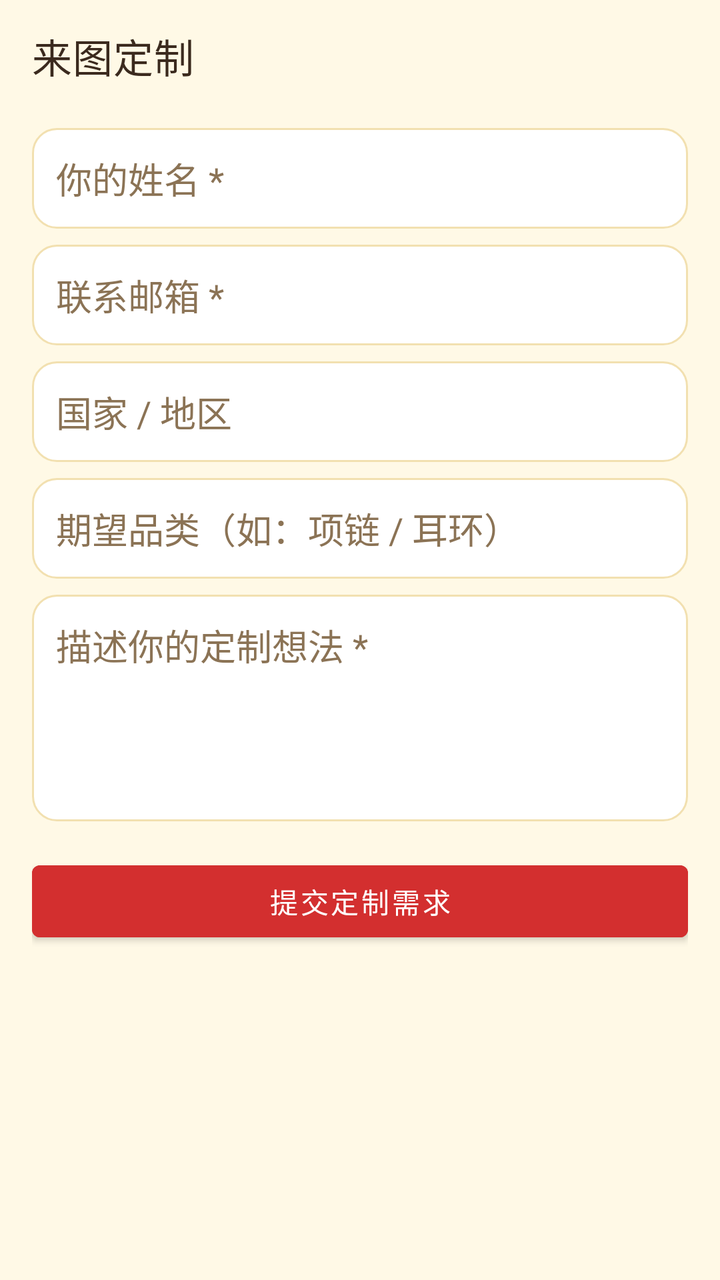
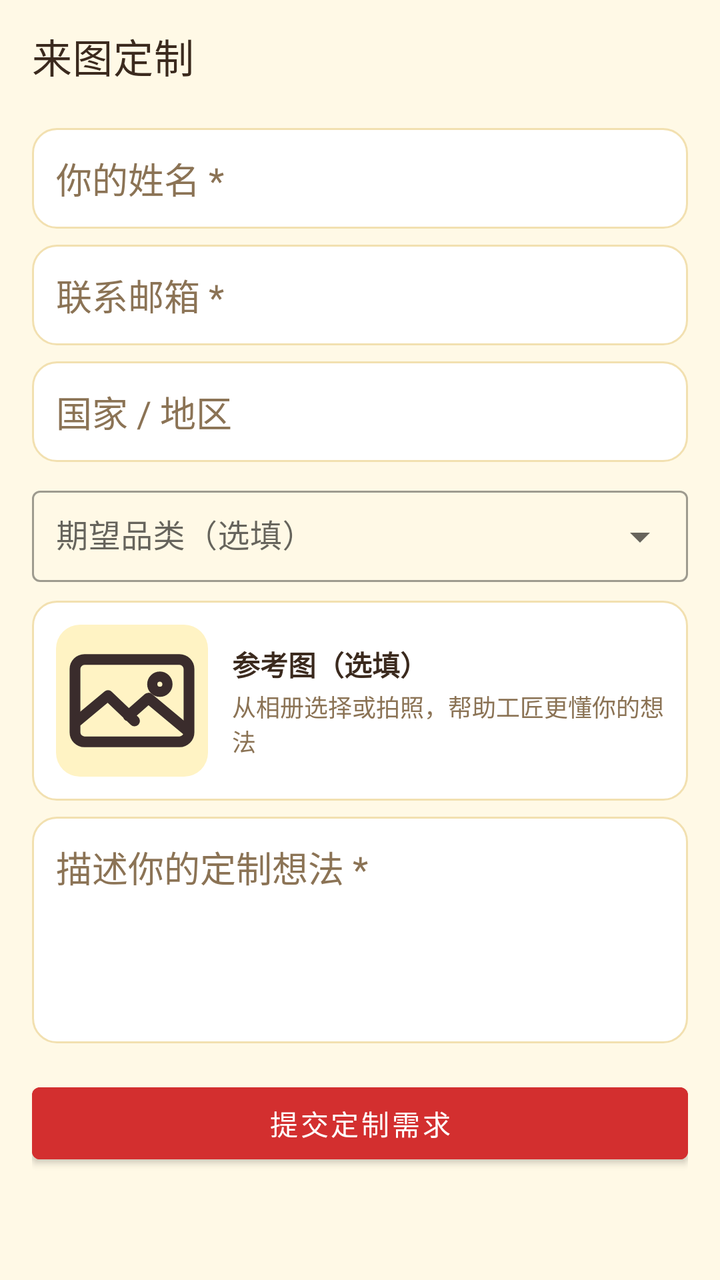

Before-and-after screenshots of an Android layout around one commit, followed by the original layout XML and the change that was made.
<!-- AndroidManifest.xml: application theme Theme.ShineApp -->
<!-- res/layout/activity_custom_idea.xml -->
<?xml version="1.0" encoding="utf-8"?>
<LinearLayout xmlns:android="http://schemas.android.com/apk/res/android"
    xmlns:app="http://schemas.android.com/apk/res-auto"
    android:layout_width="match_parent" android:layout_height="match_parent"
    android:orientation="vertical" android:background="@color/shine_bg">

    <com.google.android.material.appbar.MaterialToolbar
        android:id="@+id/top_app_bar" android:layout_width="match_parent" android:layout_height="?attr/actionBarSize"
        android:background="@color/shine_bg" android:elevation="0dp"
        app:title="来图定制" app:titleTextColor="@color/shine_text" app:navigationIconTint="@color/shine_text"/>

    <ScrollView android:layout_width="match_parent" android:layout_height="0dp" android:layout_weight="1"
        android:fillViewport="true">
        <LinearLayout android:layout_width="match_parent" android:layout_height="wrap_content"
            android:orientation="vertical" android:paddingStart="16dp" android:paddingEnd="16dp"
            android:paddingTop="8dp" android:paddingBottom="24dp">

            <EditText android:id="@+id/et_name" android:layout_width="match_parent"
                android:layout_height="wrap_content" android:hint="你的姓名 *"
                android:inputType="textPersonName" android:background="@drawable/bg_input"
                android:padding="12dp" android:textColor="@color/shine_text" android:textColorHint="@color/shine_sub"/>

            <EditText android:id="@+id/et_email" android:layout_width="match_parent"
                android:layout_height="wrap_content" android:layout_marginTop="8dp" android:hint="联系邮箱 *"
                android:inputType="textEmailAddress" android:background="@drawable/bg_input"
                android:padding="12dp" android:textColor="@color/shine_text" android:textColorHint="@color/shine_sub"/>

            <EditText android:id="@+id/et_country" android:layout_width="match_parent"
                android:layout_height="wrap_content" android:layout_marginTop="8dp" android:hint="国家 / 地区"
                android:inputType="text" android:background="@drawable/bg_input"
                android:padding="12dp" android:textColor="@color/shine_text" android:textColorHint="@color/shine_sub"/>

            <EditText android:id="@+id/et_category" android:layout_width="match_parent"
                android:layout_height="wrap_content" android:layout_marginTop="8dp" android:hint="期望品类（如：项链 / 耳环）"
                android:inputType="text" android:background="@drawable/bg_input"
                android:padding="12dp" android:textColor="@color/shine_text" android:textColorHint="@color/shine_sub"/>

            <EditText android:id="@+id/et_desc" android:layout_width="match_parent"
                android:layout_height="wrap_content" android:layout_marginTop="8dp" android:hint="描述你的定制想法 *"
                android:inputType="textMultiLine" android:minLines="4" android:gravity="top"
                android:background="@drawable/bg_input"
                android:padding="12dp" android:textColor="@color/shine_text" android:textColorHint="@color/shine_sub"/>

            <Button android:id="@+id/btn_submit" android:layout_width="match_parent"
                android:layout_height="wrap_content" android:layout_marginTop="16dp"
                android:text="提交定制需求" android:textColor="@color/shine_on_red" android:backgroundTint="@color/shine_pink"/>
        </LinearLayout>
    </ScrollView>

    <ProgressBar android:id="@+id/pb" android:layout_width="28dp" android:layout_height="28dp"
        android:layout_gravity="center" android:indeterminateTint="@color/shine_pink" android:visibility="gone"/>
</LinearLayout>
<!-- resources referenced by this layout -->
<resources>
  <color name="shine_bg">#FFFFF9E6</color>
  <color name="shine_on_red">#FFFFFFFF</color>
  <color name="shine_pink">#FFD32F2F</color>
  <color name="shine_sub">#FF8B7355</color>
  <color name="shine_text">#FF3B2A1E</color>
  <!-- drawable bg_input (drawable) -->
  <?xml version="1.0" encoding="utf-8"?>
  <shape xmlns:android="http://schemas.android.com/apk/res/android" android:shape="rectangle">
      <solid android:color="@color/shine_surface"/>
      <corners android:radius="12dp"/>
      <stroke android:width="1dp" android:color="@color/shine_yellow_line"/>
  </shape>
  <style name="Theme.ShineApp" parent="Theme.MaterialComponents.DayNight.NoActionBar">
          <item name="colorPrimary">@color/shine_pink</item>
          <item name="colorPrimaryVariant">@color/shine_pink_dark</item>
          <item name="colorOnPrimary">@color/shine_on_red</item>
          <item name="colorSecondary">@color/shine_mint</item>
          <item name="colorSecondaryVariant">@color/shine_mint_dark</item>
          <item name="colorSurface">@color/shine_surface</item>
          <item name="android:colorBackground">@color/shine_bg</item>
          <item name="android:textColorPrimary">@color/shine_text</item>
          <item name="android:textColorSecondary">@color/shine_sub</item>
          
          <item name="android:statusBarColor">@color/shine_bg</item>
          <item name="android:navigationBarColor">@color/shine_surface</item>
          <item name="android:windowLightStatusBar">true</item>
          <item name="android:windowLightNavigationBar" tools:targetApi="27">true</item>
          <item name="android:windowBackground">@color/shine_bg</item>
      </style>
  <color name="shine_surface">#FFFFFFFF</color>
  <color name="shine_yellow_line">#FFF2E0B0</color>
  <color name="shine_pink_dark">#FFB71C1C</color>
  <color name="shine_mint">#FFFFD54F</color>
  <color name="shine_mint_dark">#FFB26A00</color>
</resources>

<!-- the commit's change to res/layout/activity_custom_idea.xml (unified diff, before → after) -->
@@ -30,10 +30,37 @@
                 android:inputType="text" android:background="@drawable/bg_input"
                 android:padding="12dp" android:textColor="@color/shine_text" android:textColorHint="@color/shine_sub"/>
 
-            <EditText android:id="@+id/et_category" android:layout_width="match_parent"
-                android:layout_height="wrap_content" android:layout_marginTop="8dp" android:hint="期望品类（如：项链 / 耳环）"
-                android:inputType="text" android:background="@drawable/bg_input"
-                android:padding="12dp" android:textColor="@color/shine_text" android:textColorHint="@color/shine_sub"/>
+            <com.google.android.material.textfield.TextInputLayout
+                style="@style/Widget.MaterialComponents.TextInputLayout.OutlinedBox.ExposedDropdownMenu"
+                android:id="@+id/til_category" android:layout_width="match_parent" android:layout_height="wrap_content"
+                android:layout_marginTop="8dp" android:hint="期望品类（选填）">
+                <AutoCompleteTextView android:id="@+id/act_category"
+                    android:layout_width="match_parent" android:layout_height="wrap_content"
+                    android:inputType="none" android:padding="12dp"
+                    android:textColor="@color/shine_text" android:textColorHint="@color/shine_sub"/>
+            </com.google.android.material.textfield.TextInputLayout>
+
+            
+            <LinearLayout android:id="@+id/layout_photo" android:layout_width="match_parent" android:layout_height="wrap_content"
+                android:layout_marginTop="8dp" android:orientation="horizontal" android:background="@drawable/bg_input"
+                android:padding="12dp" android:gravity="center_vertical"
+                android:clickable="true" android:focusable="true" android:foreground="?attr/selectableItemBackground">
+                <ImageView android:id="@+id/img_preview" android:layout_width="76dp" android:layout_height="76dp"
+                    android:scaleType="centerCrop" android:background="@drawable/bg_image_frame"
+                    android:src="@drawable/ic_image" android:contentDescription="参考图预览"/>
+                <LinearLayout android:layout_width="0dp" android:layout_height="wrap_content" android:layout_weight="1"
+                    android:orientation="vertical" android:layout_marginStart="12dp">
+                    <TextView android:layout_width="wrap_content" android:layout_height="wrap_content"
+                        android:text="参考图（选填）" android:textColor="@color/shine_text" android:textStyle="bold"/>
+                    <TextView android:id="@+id/tv_photo_state" android:layout_width="wrap_content" android:layout_height="wrap_content"
+                        android:layout_marginTop="2dp" android:text="从相册选择或拍照，帮助工匠更懂你的想法"
+                        android:textColor="@color/shine_sub" android:textSize="12sp"/>
+                </LinearLayout>
+                <ImageButton android:id="@+id/btn_remove_photo" android:layout_width="30dp" android:layout_height="30dp"
+                    android:visibility="gone" android:src="@drawable/ic_remove"
+                    android:background="?attr/selectableItemBackgroundBorderless"
+                    android:contentDescription="移除参考图" app:tint="@color/shine_sub"/>
+            </LinearLayout>
 
             <EditText android:id="@+id/et_desc" android:layout_width="match_parent"
                 android:layout_height="wrap_content" android:layout_marginTop="8dp" android:hint="描述你的定制想法 *"
<!-- resource entries referenced after the edit -->
@@ -5,6 +5,12 @@
   <color name="shine_pink">#FFD32F2F</color>
   <color name="shine_sub">#FF8B7355</color>
   <color name="shine_text">#FF3B2A1E</color>
+  <!-- drawable bg_image_frame (drawable) -->
+  <?xml version="1.0" encoding="utf-8"?>
+  <shape xmlns:android="http://schemas.android.com/apk/res/android" android:shape="rectangle">
+      <solid android:color="@color/shine_yellow_soft"/>
+      <corners android:radius="12dp"/>
+  </shape>
   <!-- drawable bg_input (drawable) -->
   <?xml version="1.0" encoding="utf-8"?>
   <shape xmlns:android="http://schemas.android.com/apk/res/android" android:shape="rectangle">
@@ -12,6 +18,38 @@
       <corners android:radius="12dp"/>
       <stroke android:width="1dp" android:color="@color/shine_yellow_line"/>
   </shape>
+  <!-- drawable ic_image (drawable) -->
+  <?xml version="1.0" encoding="utf-8"?>
+  <vector xmlns:android="http://schemas.android.com/apk/res/android"
+      android:width="24dp"
+      android:height="24dp"
+      android:viewportWidth="24"
+      android:viewportHeight="24">
+      <path
+          android:pathData="M4.5,5.5 L19.5,5.5 A1.5,1.5 0 0 1 21,7 L21,17 A1.5,1.5 0 0 1 19.5,18.5 L4.5,18.5 A1.5,1.5 0 0 1 3,17 L3,7 A1.5,1.5 0 0 1 4.5,5.5 Z"
+          android:strokeColor="#3A2C2C"
+          android:strokeWidth="1.7"
+          android:strokeLineJoin="round"
+          android:fillColor="#00000000" />
+      <path
+          android:pathData="M3.4,15.2 L8.2,11.2 L12.4,15.2 M11.4,14.4 L14.6,11.6 L20.6,16.6"
+          android:strokeColor="#3A2C2C"
+          android:strokeWidth="1.7"
+          android:strokeLineCap="round"
+          android:strokeLineJoin="round"
+          android:fillColor="#00000000" />
+      <path
+          android:pathData="M16.4,9.4 m-1.2,0 a1.2,1.2 0 1 0 2.4,0 a1.2,1.2 0 1 0 -2.4,0"
+          android:strokeColor="#3A2C2C"
+          android:strokeWidth="1.6"
+          android:fillColor="#00000000" />
+  </vector>
+  <!-- drawable ic_remove (drawable) -->
+  <vector xmlns:android="http://schemas.android.com/apk/res/android"
+      android:width="24dp" android:height="24dp" android:viewportWidth="24" android:viewportHeight="24">
+      <path android:strokeColor="#D32F2F" android:strokeWidth="2" android:strokeLineCap="round"
+          android:fillColor="#00000000" android:pathData="M6,6 L18,18 M18,6 L6,18"/>
+  </vector>
   <style name="Theme.ShineApp" parent="Theme.MaterialComponents.DayNight.NoActionBar">
           <item name="colorPrimary">@color/shine_pink</item>
           <item name="colorPrimaryVariant">@color/shine_pink_dark</item>
@@ -29,6 +67,7 @@
           <item name="android:windowLightNavigationBar" tools:targetApi="27">true</item>
           <item name="android:windowBackground">@color/shine_bg</item>
       </style>
+  <color name="shine_yellow_soft">#FFFFF3C4</color>
   <color name="shine_surface">#FFFFFFFF</color>
   <color name="shine_yellow_line">#FFF2E0B0</color>
   <color name="shine_pink_dark">#FFB71C1C</color>
